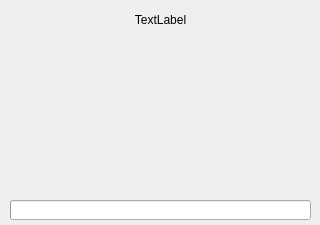
Old version of the form MineCraftManager/splashscreen.ui in the repository adamros/MineCraftManager.
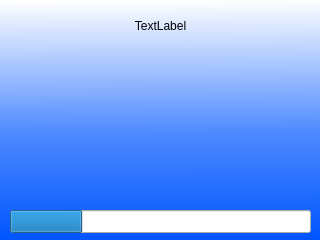
New version of the form. Icons and pictures are not drawn.

What changed in the file:
```diff
--- a/MineCraftManager/splashscreen.ui
+++ b/MineCraftManager/splashscreen.ui
@@ -1,7 +1,7 @@
 <?xml version="1.0" encoding="UTF-8"?>
 <ui version="4.0">
  <class>SplashScreen</class>
- <widget class="QDialog" name="SplashScreen">
+ <widget class="QWidget" name="SplashScreen">
   <property name="windowModality">
    <enum>Qt::WindowModal</enum>
   </property>
@@ -10,52 +10,36 @@
     <x>0</x>
     <y>0</y>
     <width>320</width>
-    <height>225</height>
+    <height>240</height>
    </rect>
   </property>
+  <property name="sizePolicy">
+   <sizepolicy hsizetype="Preferred" vsizetype="Preferred">
+    <horstretch>0</horstretch>
+    <verstretch>0</verstretch>
+   </sizepolicy>
+  </property>
   <property name="windowTitle">
    <string>Inicjalizacja launchera</string>
   </property>
   <property name="styleSheet">
-   <string notr="true">image: url(:/splash/resources/logolixium.png);</string>
+   <string notr="true">background: url(:/splash/resources/logolixium.png) center center no-repeat;
+background-color: qlineargradient(spread:pad, x1:0.483, y1:1, x2:0.478, y2:0, stop:0 rgba(0, 85, 255, 255), stop:0.443182 rgba(77, 137, 255, 255), stop:1 rgba(255, 255, 255, 255));</string>
   </property>
-  <property name="sizeGripEnabled">
-   <bool>false</bool>
-  </property>
-  <property name="modal">
-   <bool>true</bool>
-  </property>
-  <widget class="QProgressBar" name="progressBar">
-   <property name="geometry">
-    <rect>
-     <x>10</x>
-     <y>200</y>
-     <width>301</width>
-     <height>20</height>
-    </rect>
-   </property>
-   <property name="maximum">
-    <number>1000</number>
-   </property>
-   <property name="value">
-    <number>0</number>
-   </property>
-   <property name="textVisible">
-    <bool>false</bool>
-   </property>
-   <property name="invertedAppearance">
-    <bool>false</bool>
-   </property>
-  </widget>
-  <widget class="QLabel" name="label">
+  <widget class="QLabel" name="statusLabel">
    <property name="geometry">
     <rect>
      <x>10</x>
      <y>10</y>
      <width>301</width>
-     <height>20</height>
+     <height>31</height>
     </rect>
    </property>
+   <property name="styleSheet">
+    <string notr="true">background: none;
+image: none;
+</string>
+   </property>
    <property name="text">
     <string>TextLabel</string>
    </property>
@@ -63,6 +47,26 @@
     <set>Qt::AlignCenter</set>
    </property>
   </widget>
+  <widget class="QProgressBar" name="progressBar">
+   <property name="geometry">
+    <rect>
+     <x>10</x>
+     <y>210</y>
+     <width>301</width>
+     <height>23</height>
+    </rect>
+   </property>
+   <property name="styleSheet">
+    <string notr="true">background: none;
+image: none;</string>
+   </property>
+   <property name="value">
+    <number>24</number>
+   </property>
+   <property name="textVisible">
+    <bool>false</bool>
+   </property>
+  </widget>
  </widget>
  <resources/>
  <connections/>
```
Left out of the diff: 4 changed lines with no effect on the pictures.
